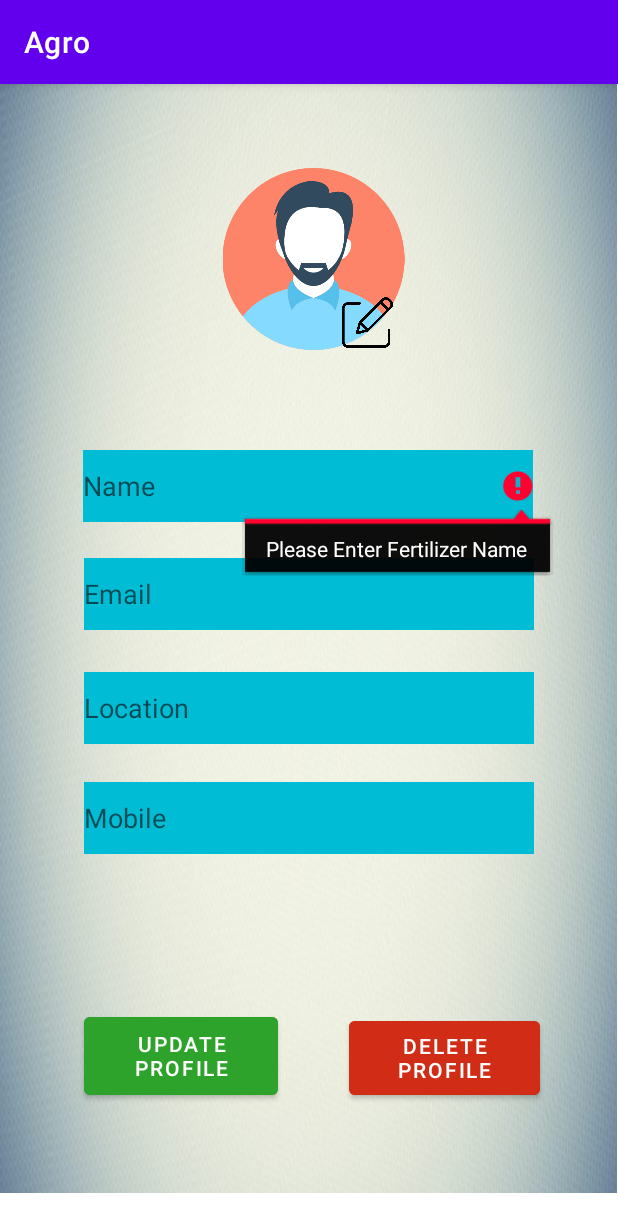
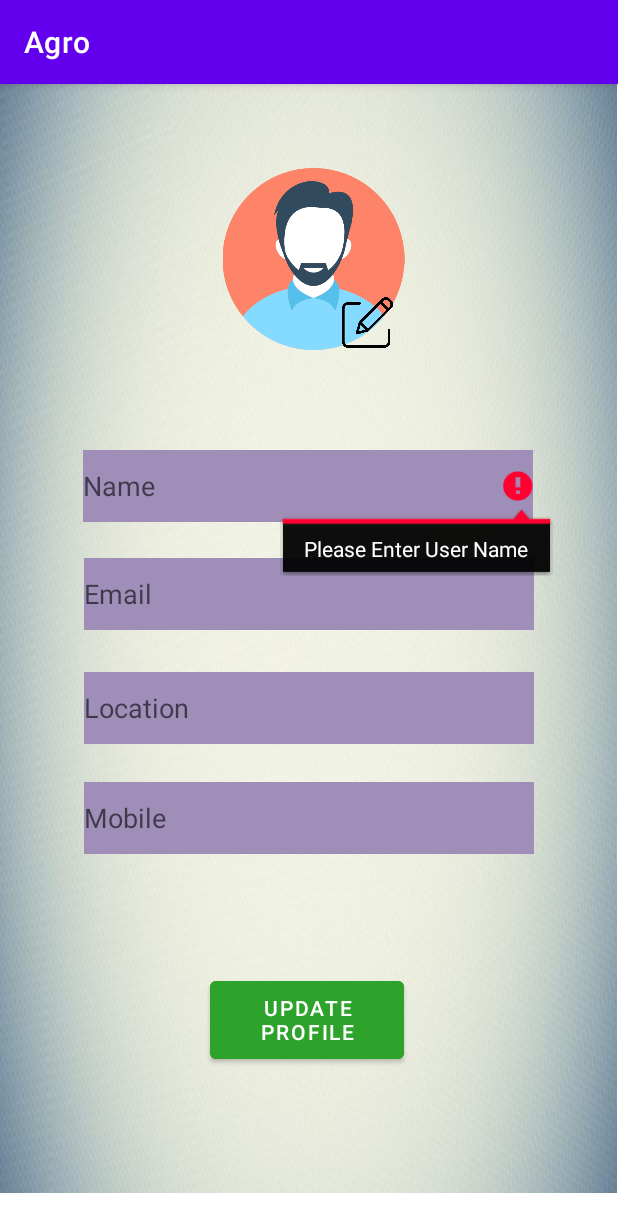
Before and after one commit to IT21497834/AgroApp, an Android app: the Profile screen opened directly, with no data from a screen before it, after a tap on "UPDATE PROFILE", on a phone screen of 412 x 824 dp. Shown: the top 1232 px of the screen. Run offline under Robolectric (Android 15) with nearby library versions, the phone set to English and light mode, and no system bars; our stand-ins replace Firebase (no records; nobody signed in at launch, a user with empty details on screens opened directly).

Commit message:
crud set

```diff
--- a/app/build.gradle
+++ b/app/build.gradle
@@ -45,4 +45,7 @@ dependencies {
 
     implementation platform('com.google.firebase:firebase-bom:32.0.0')
     implementation 'com.google.firebase:firebase-database-ktx'
+
+    implementation "com.airbnb.android:lottie:6.0.0"
+
 }
--- a/app/src/main/java/com/example/maddesign/AddFertilizer.kt
+++ b/app/src/main/java/com/example/maddesign/AddFertilizer.kt
@@ -25,7 +25,7 @@ class AddFertilizer : AppCompatActivity() {
         editTextTextPersonName=findViewById(R.id.editTextTextPersonName)
         editTextNumber=findViewById(R.id.editTextNumber)
         editTextNumber2=findViewById(R.id.editTextNumber2)
-       buttonsave=findViewById(R.id.button2)
+        buttonsave=findViewById(R.id.button2)
 
         dbRef = FirebaseDatabase.getInstance().getReference("Fertilizer")
 
--- a/app/src/main/java/com/example/maddesign/FetchingActivity.kt
+++ b/app/src/main/java/com/example/maddesign/FetchingActivity.kt
@@ -22,6 +22,7 @@ class FetchingActivity : AppCompatActivity() {
     override fun onCreate(savedInstanceState: Bundle?) {
         super.onCreate(savedInstanceState)
         setContentView(R.layout.activity_fetching)
+
 
         empRecycleView = findViewById(R.id.rvEmp)
         empRecycleView.layoutManager = LinearLayoutManager(this)
--- a/app/src/main/java/com/example/maddesign/Profile.kt
+++ b/app/src/main/java/com/example/maddesign/Profile.kt
@@ -49,7 +49,7 @@ class Profile : AppCompatActivity() {
     val sellerMobile= sellermobile.text.toString().trim()
 
     if(sellerName.isEmpty()){
-        sellername.error="Please Enter Fertilizer Name"
+        sellername.error="Please Enter User Name"
         return@saveDetails
     }
 //    if(sellerEmail.isEmpty()){
--- a/app/src/main/res/layout/activity_fetching.xml
+++ b/app/src/main/res/layout/activity_fetching.xml
@@ -31,8 +31,8 @@
     app:layout_constraintTop_toTopOf="parent" />
 
 
+<TextView
 
-<TextView
 
     android:id="@+id/tvLoadingData"
     android:layout_width="wrap_content"
--- a/app/src/main/res/layout/activity_profile.xml
+++ b/app/src/main/res/layout/activity_profile.xml
@@ -21,8 +21,8 @@
         android:id="@+id/button00"
         android:layout_width="129dp"
         android:layout_height="64dp"
-        android:layout_marginStart="56dp"
-        android:layout_marginBottom="88dp"
+        android:layout_marginStart="140dp"
+        android:layout_marginBottom="112dp"
         android:backgroundTint="#2EA32C"
         android:text="Update Profile"
         android:textColor="#FFFFFF"
@@ -30,20 +30,6 @@
         app:layout_constraintBottom_toBottomOf="parent"
         app:layout_constraintStart_toStartOf="parent"
         tools:ignore="TouchTargetSizeCheck" />
-
-    <Button
-        android:id="@+id/button11"
-        android:layout_width="@dimen/profiledelete_widthbtn"
-        android:layout_height="@dimen/height_profile_delete_btn"
-        android:layout_marginEnd="52dp"
-        android:layout_marginBottom="88dp"
-        android:backgroundTint="#D12C16"
-        android:text="delete profile"
-        android:textColor="#FFFFFF"
-        android:textSize="14sp"
-        app:layout_constraintBottom_toBottomOf="parent"
-        app:layout_constraintEnd_toEndOf="parent"
-        tools:ignore="TouchTargetSizeCheck,TouchTargetSizeCheck" />
 
     <ImageView
         android:id="@+id/imageView27"
@@ -72,15 +58,19 @@
         android:layout_marginTop="244dp"
         android:width="300dp"
         android:background="#92BCCF"
-        android:backgroundTint="#00BCD4"
+        android:backgroundTint="#9E8EB8"
         android:ems="10"
         android:hint="Name"
+
         android:inputType="textPersonName"
         android:minHeight="48dp"
+
         app:layout_constraintEnd_toEndOf="parent"
         app:layout_constraintHorizontal_bias="0.497"
         app:layout_constraintStart_toStartOf="parent"
-        app:layout_constraintTop_toTopOf="@+id/imageView10" />
+        app:layout_constraintTop_toTopOf="@+id/imageView10"
+
+        />
 
     <EditText
         android:id="@+id/selleremail"
@@ -90,7 +80,7 @@
         android:layout_marginTop="316dp"
         android:width="300dp"
         android:background="@color/teal_200"
-        android:backgroundTint="#00BCD4"
+        android:backgroundTint="#9E8EB8"
         android:ems="10"
         android:hint="Email"
         android:inputType="textPersonName"
@@ -106,7 +96,7 @@
         android:layout_marginTop="392dp"
         android:width="300dp"
         android:background="@color/teal_200"
-        android:backgroundTint="#00BCD4"
+        android:backgroundTint="#9E8EB8"
         android:ems="10"
         android:hint="Location"
         android:inputType="textPersonName"
@@ -122,7 +112,7 @@
         android:layout_marginTop="465dp"
         android:width="300dp"
         android:background="@color/teal_700"
-        android:backgroundTint="#00BCD4"
+        android:backgroundTint="#9E8EB8"
         android:ems="10"
         android:hint="Mobile"
         android:inputType="number"
```
Also changed, not shown: 1 other file.
